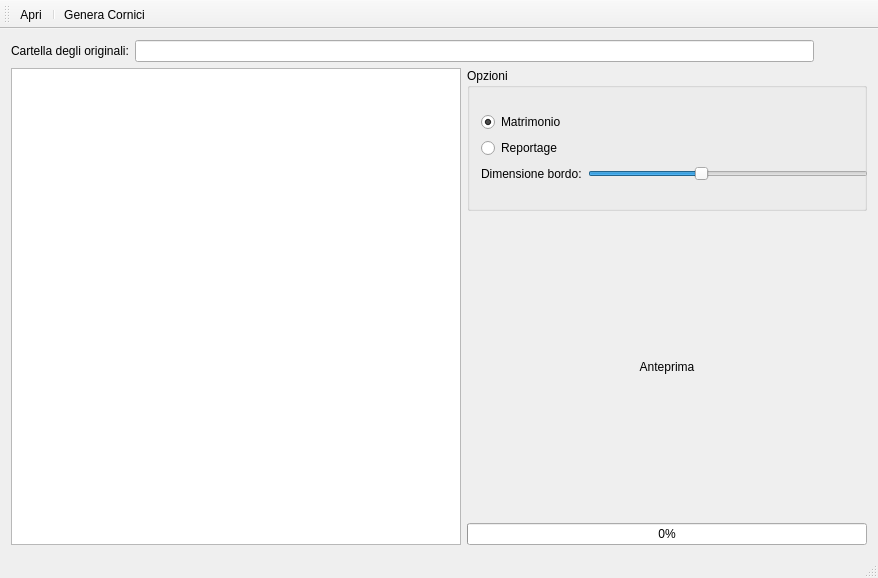
This is mainwindow.ui in denisbilli/BMBCropper as Qt 5 draws it before an edit. The edited form follows.
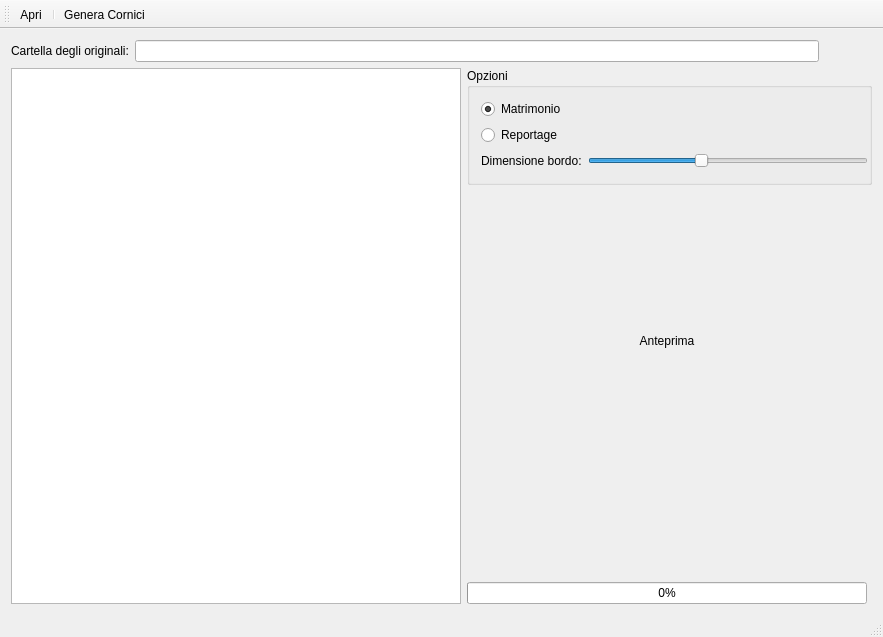
This is the edited form. Icons and pictures are not drawn.

Patch:
```diff
--- a/mainwindow.ui
+++ b/mainwindow.ui
@@ -6,8 +6,8 @@
    <rect>
     <x>0</x>
     <y>0</y>
-    <width>866</width>
-    <height>578</height>
+    <width>883</width>
+    <height>637</height>
    </rect>
   </property>
   <property name="windowTitle">
@@ -210,6 +210,19 @@
           </property>
          </widget>
         </item>
+        <item>
+         <spacer name="verticalSpacer">
+          <property name="orientation">
+           <enum>Qt::Vertical</enum>
+          </property>
+          <property name="sizeHint" stdset="0">
+           <size>
+            <width>20</width>
+            <height>40</height>
+           </size>
+          </property>
+         </spacer>
+        </item>
         <item>
          <widget class="QProgressBar" name="progressBar">
           <property name="sizePolicy">
```
Left out of the diff: 4 changed lines with no effect on the pictures.
